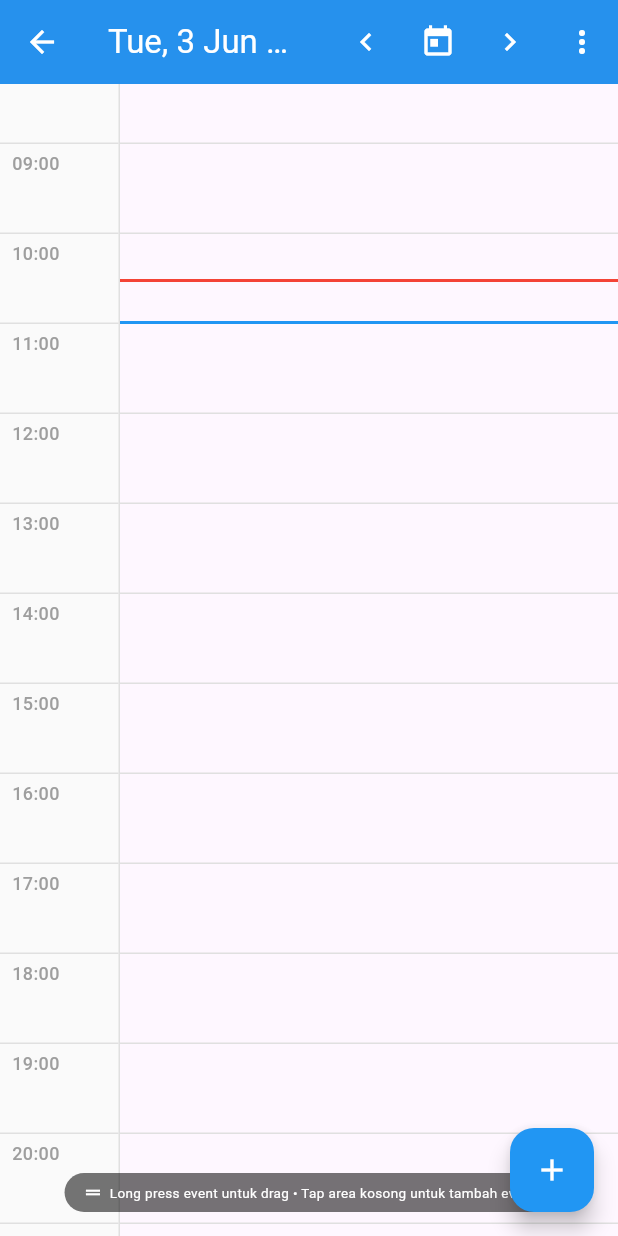
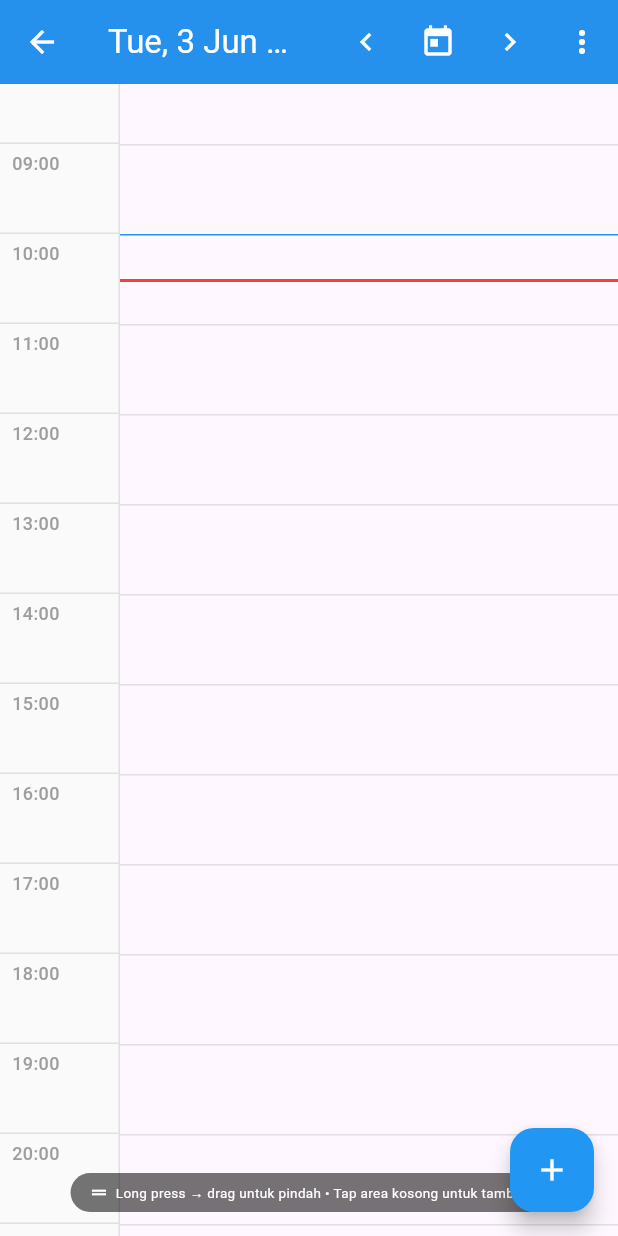
Before and after one commit to auzt/calendar_clean_architecture, a Flutter app: the DayViewPage screen opened directly with empty values, on a phone screen of 412 x 824 dp. Run offline on Flutter 3.47's test engine with Material 3 defaults, Android fonts, the phone set to English and light mode, and no system bars; our stand-ins replace connectivity_plus, dartz, dio, equatable, flutter_bloc, get_it and 4 more; missing offline and left inert: googleapis; accounts and stored records are empty.

Commit message:
Update day view

```diff
--- a/lib/features/calendar/presentation/widgets/day_view_widget.dart
+++ b/lib/features/calendar/presentation/widgets/day_view_widget.dart
@@ -9,6 +9,8 @@ class DayViewWidget extends StatefulWidget {
   final Function(CalendarEvent) onEventTap;
   final Function(DateTime) onTimeSlotTap;
   final Function(CalendarEvent, DateTime)? onEventMove;
+  final Function(double)? onScrollPositionChanged;
+  final double? initialScrollPosition;
 
   const DayViewWidget({
     super.key,
@@ -17,6 +19,8 @@ class DayViewWidget extends StatefulWidget {
     required this.onEventTap,
     required this.onTimeSlotTap,
     this.onEventMove,
+    this.onScrollPositionChanged,
+    this.initialScrollPosition,
   });
 
   @override
@@ -29,7 +33,7 @@ class _DayViewWidgetState extends State<DayViewWidget> {
   final double _timeColumnWidth = 80.0;
   final int _minuteInterval = 5;
 
-  // Drag & Drop state (sama seperti implementasi asli)
+  // ✅ SAMA dengan kode referensi
   bool _isDragging = false;
   DateTime? _dragTargetTime;
   CalendarEvent? _draggedEvent;
@@ -45,8 +49,19 @@ class _DayViewWidgetState extends State<DayViewWidget> {
     _scrollController = ScrollController();
     _separateEvents();
 
+    // Add listener untuk scroll position
+    _scrollController.addListener(() {
+      if (!_isDragging && widget.onScrollPositionChanged != null) {
+        widget.onScrollPositionChanged!(_scrollController.offset);
+      }
+    });
+
     WidgetsBinding.instance.addPostFrameCallback((_) {
-      _scrollToCurrentTime();
+      if (widget.initialScrollPosition != null) {
+        _scrollToPosition(widget.initialScrollPosition!);
+      } else {
+        _scrollToCurrentTime();
+      }
     });
   }
 
@@ -82,6 +97,16 @@ class _DayViewWidgetState extends State<DayViewWidget> {
     }
   }
 
+  void _scrollToPosition(double position) {
+    if (!_scrollController.hasClients) return;
+
+    _scrollController.animateTo(
+      position,
+      duration: const Duration(milliseconds: 300),
+      curve: Curves.easeInOut,
+    );
+  }
+
   void _scrollToCurrentTime() {
     if (!_scrollController.hasClients) return;
 
@@ -109,10 +134,10 @@ class _DayViewWidgetState extends State<DayViewWidget> {
     return SafeArea(
       child: Column(
         children: [
-          // Full day events section (fixed position, no scroll)
+          // Full day events section (tetap ada untuk jadwal seharian)
           if (_fullDayEvents.isNotEmpty) _buildFullDayEventsSection(),
 
-          // Time-based events section (scrollable)
+          // Time-based events section
           Expanded(
             child: Stack(
               children: [
@@ -128,6 +153,7 @@ class _DayViewWidgetState extends State<DayViewWidget> {
                     ),
                   ),
                 ),
+                // ✅ SAMA dengan kode referensi - drag indicator di luar scroll
                 if (_isDragging && _dragTargetTime != null)
                   _buildDragTimeIndicator(),
                 _buildSwipeIndicator(),
@@ -230,7 +256,7 @@ class _DayViewWidgetState extends State<DayViewWidget> {
               SizedBox(width: 4),
               Flexible(
                 child: Text(
-                  'Long press event untuk drag • Tap area kosong untuk tambah event',
+                  'Long press → drag untuk pindah • Tap area kosong untuk tambah',
                   style: TextStyle(color: Colors.white, fontSize: 9),
                   overflow: TextOverflow.ellipsis,
                 ),
@@ -282,11 +308,11 @@ class _DayViewWidgetState extends State<DayViewWidget> {
         children: [
           _buildGridLines(),
           _buildCurrentTimeIndicator(),
-          // Area untuk tap (di belakang events)
+          // ✅ SAMA dengan kode referensi - tap area di belakang
           _buildTapArea(),
-          // Events dengan draggable
+          // ✅ SAMA dengan kode referensi - events layout
           ..._buildLayoutedEvents(),
-          // ✅ FIX: Drag target dengan logic seperti implementasi asli
+          // ✅ SAMA dengan kode referensi - overlay drag target
           _buildOverlayDragTarget(),
         ],
       ),
@@ -294,34 +320,55 @@ class _DayViewWidgetState extends State<DayViewWidget> {
   }
 
   Widget _buildGridLines() {
-    return Column(
-      children: List.generate(24, (hour) {
-        final isCurrentHour =
-            AppDateUtils.isSameDay(widget.date, DateTime.now()) &&
-                hour == DateTime.now().hour;
+    DateTime now = DateTime.now();
+    DateTime today = DateTime(now.year, now.month, now.day);
+    DateTime currentSelectedDate = DateTime(
+      widget.date.year,
+      widget.date.month,
+      widget.date.day,
+    );
 
-        return Container(
-          height: _hourHeight,
-          decoration: BoxDecoration(
-            border: Border(
-              bottom: BorderSide(
-                color: isCurrentHour ? Colors.blue : Colors.grey.shade300,
-                width: isCurrentHour ? 2 : 1,
-              ),
+    bool isToday = currentSelectedDate.isAtSameMomentAs(today);
+
+    List<Widget> gridLines = [];
+
+    // ✅ SAMA dengan kode referensi - garis setiap jam
+    for (int hour = 0; hour < 24; hour++) {
+      bool isCurrentHour = isToday && hour == now.hour;
+      double top = hour * _hourHeight;
+
+      gridLines.add(
+        Positioned(
+          top: top,
+          left: 0,
+          right: 0,
+          child: Container(
+            height: 1,
+            decoration: BoxDecoration(
+              color: isCurrentHour ? Colors.blue : Colors.grey.shade300,
             ),
           ),
-        );
-      }),
-    );
+        ),
+      );
+    }
+
+    return Stack(children: gridLines);
   }
 
   Widget _buildCurrentTimeIndicator() {
-    if (!AppDateUtils.isSameDay(widget.date, DateTime.now())) {
-      return const SizedBox.shrink();
-    }
+    DateTime now = DateTime.now();
+    DateTime today = DateTime(now.year, now.month, now.day);
+    DateTime currentSelectedDate = DateTime(
+      widget.date.year,
+      widget.date.month,
+      widget.date.day,
+    );
 
-    final now = DateTime.now();
-    final topPosition =
+    bool isToday = currentSelectedDate.isAtSameMomentAs(today);
+
+    if (!isToday) return const SizedBox.shrink();
+
+    double topPosition =
         (now.hour * _hourHeight) + ((now.minute / 60) * _hourHeight);
 
     return Positioned(
@@ -351,11 +398,8 @@ class _DayViewWidgetState extends State<DayViewWidget> {
   Widget _buildTapArea() {
     return Positioned.fill(
       child: GestureDetector(
-        onTapDown: (details) {
-          // Only handle taps when not dragging
-          if (_isDragging) return;
-
-          // Cek apakah tap di area kosong (tidak ada event)
+        onTapDown: (TapDownDetails details) {
+          // ✅ SAMA dengan kode referensi - cek position occupied
           if (!_isPositionOccupied(details.localPosition.dy)) {
             _createEventAtPosition(details.localPosition.dy);
           }
@@ -385,7 +429,7 @@ class _DayViewWidgetState extends State<DayViewWidget> {
     return false;
   }
 
-  // ✅ FIX: Implementasi drag target sesuai implementasi asli yang bekerja
+  // ✅ PERSIS SAMA dengan kode referensi yang bekerja
   Widget _buildOverlayDragTarget() {
     return Positioned.fill(
       child: Builder(
@@ -393,7 +437,7 @@ class _DayViewWidgetState extends State<DayViewWidget> {
           return DragTarget<CalendarEvent>(
             onMove: (details) {
               try {
-                // Throttling untuk smooth update (max 60fps)
+                // ✅ SAMA - Throttling untuk smooth update (max 60fps)
                 DateTime now = DateTime.now();
                 if (_lastUpdateTime != null &&
                     now.difference(_lastUpdateTime!).inMilliseconds < 16) {
@@ -401,8 +445,7 @@ class _DayViewWidgetState extends State<DayViewWidget> {
                 }
                 _lastUpdateTime = now;
 
-                // ✅ FIX: Gunakan approach dari implementasi asli
-                // Kalkulasi target time untuk zona tengah
+                // ✅ SAMA - Konversi global position ke local position untuk event column
                 RenderBox? renderBox = context.findRenderObject() as RenderBox?;
                 if (renderBox != null) {
                   Offset localOffset = renderBox.globalToLocal(details.offset);
@@ -445,7 +488,6 @@ class _DayViewWidgetState extends State<DayViewWidget> {
               if (data.data != null) {
                 setState(() {
                   _draggedEvent = data.data;
-                  _isDragging = true;
                 });
               }
               return data.data != null;
@@ -477,6 +519,7 @@ class _DayViewWidgetState extends State<DayViewWidget> {
             builder: (context, candidateData, rejectedData) {
               bool isHighlighted = candidateData.isNotEmpty;
 
+              // ✅ SAMA dengan kode referensi - orange overlay ringan
               return IgnorePointer(
                 ignoring: !isHighlighted,
                 child: Container(
@@ -505,7 +548,7 @@ class _DayViewWidgetState extends State<DayViewWidget> {
   }
 
   void _createEventAtPosition(double yPosition) {
-    // Hitung jam berdasarkan posisi Y yang tepat
+    // ✅ SAMA dengan kode referensi
     double hours = yPosition / _hourHeight;
     int targetHour = hours.floor();
     int targetMinute = ((hours - targetHour) * 60).round();
@@ -544,6 +587,7 @@ class _DayViewWidgetState extends State<DayViewWidget> {
   }
 
   List<EventLayout> _calculateEventLayouts() {
+    // ✅ SAMA dengan kode referensi
     List<CalendarEvent> events = _timedEvents;
     if (events.isEmpty) return [];
 
@@ -553,7 +597,6 @@ class _DayViewWidgetState extends State<DayViewWidget> {
     List<EventLayout> layouts = [];
     List<List<CalendarEvent>> eventGroups = [];
 
-    // Group overlapping events
     for (CalendarEvent event in sortedEvents) {
       bool addedToGroup = false;
 
@@ -577,7 +620,6 @@ class _DayViewWidgetState extends State<DayViewWidget> {
       }
     }
 
-    // Calculate layout for each group
     for (List<CalendarEvent> group in eventGroups) {
       if (group.length == 1) {
         layouts.add(
@@ -590,7 +632,6 @@ class _DayViewWidgetState extends State<DayViewWidget> {
           ),
         );
       } else {
-        // Multi-column layout untuk overlapping events
         List<List<CalendarEvent>> columns = [];
 
         for (CalendarEvent event in group) {
@@ -795,6 +836,7 @@ class _DayViewWidgetState extends State<DayViewWidget> {
     );
   }
 
+  // ✅ SAMA dengan kode referensi yang bekerja
   Widget _buildDragTimeIndicator() {
     if (_dragTargetTime == null) {
       return const SizedBox.shrink();
@@ -803,7 +845,7 @@ class _DayViewWidgetState extends State<DayViewWidget> {
     double startTimeY = (_dragTargetTime!.hour * _hourHeight) +
         (_dragTargetTime!.minute * _hourHeight / 60);
 
-    // ✅ FIX: Adjust for scroll offset seperti implementasi asli
+    // ✅ SAMA - adjust untuk scroll offset
     if (_scrollController.hasClients) {
       startTimeY -= _scrollController.offset;
     }
```
Also changed, not shown: lib/features/calendar/presentation/pages/day_view_page.dart (+93 -25 lines).
